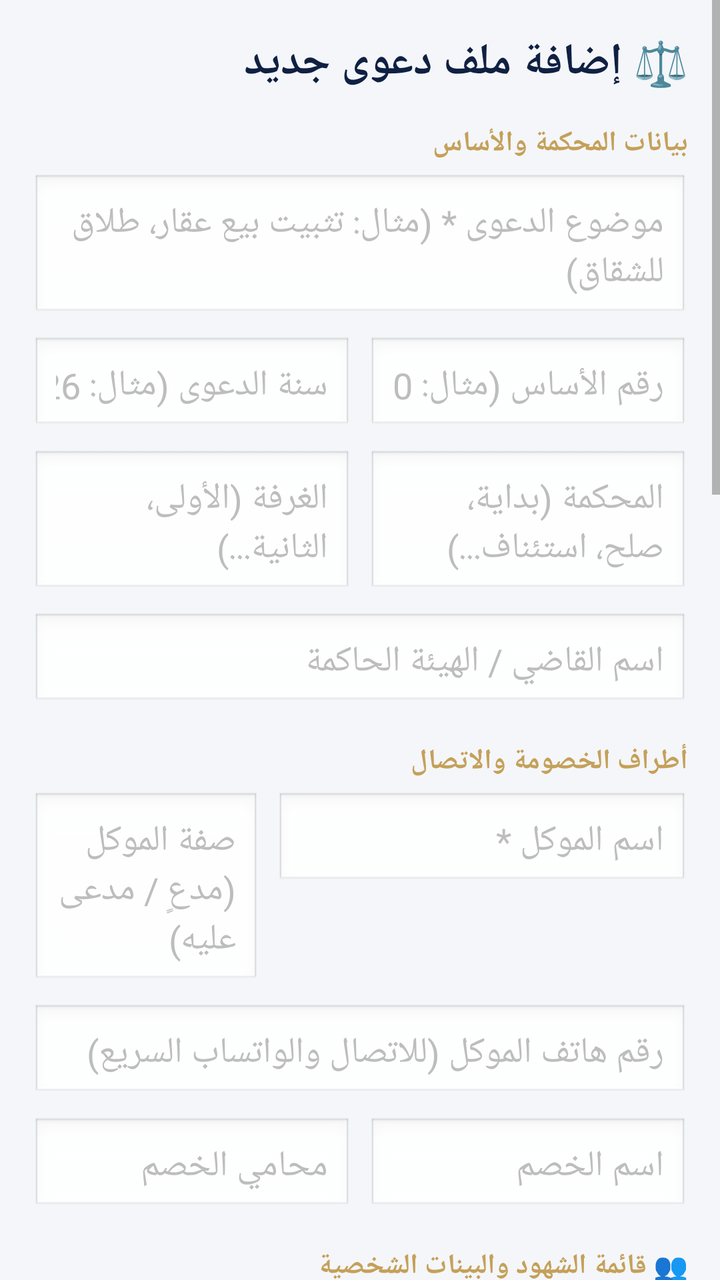
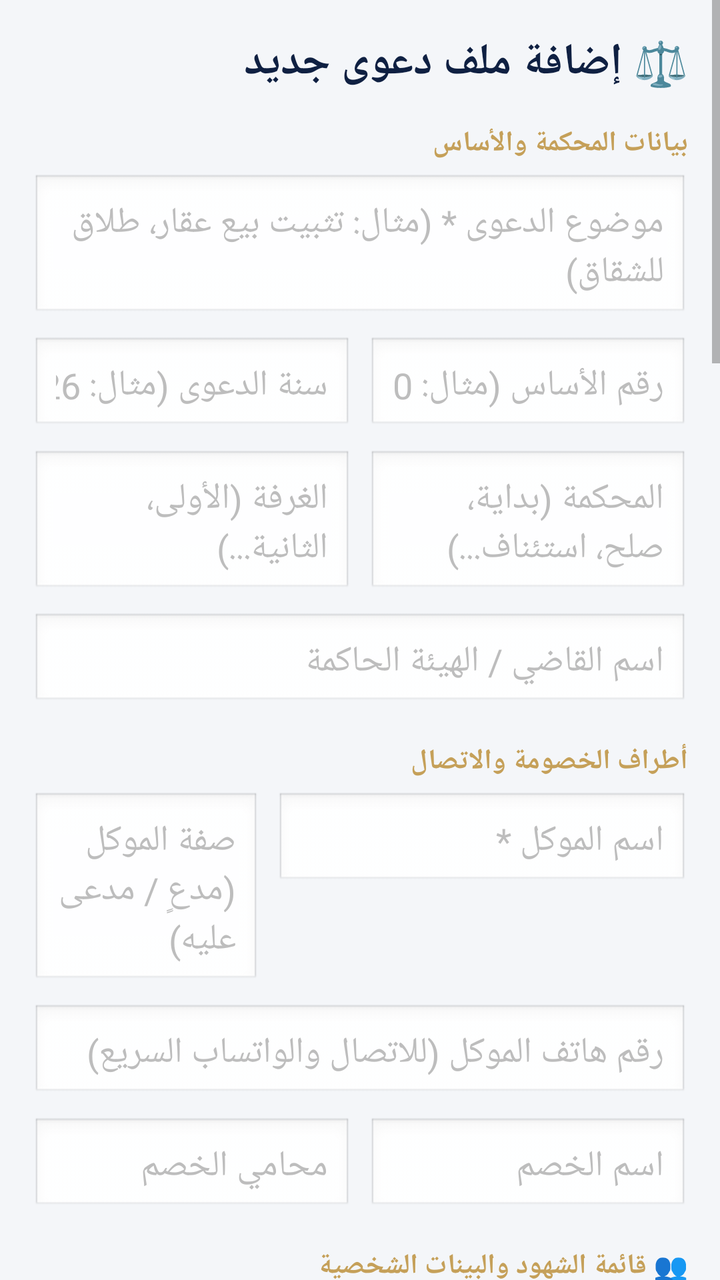

Screens rendered from an Android XML layout before and after an edit, with the pre-edit source and the edit as a unified diff.
<!-- AndroidManifest.xml: application theme Theme.AlMustashar -->
<!-- res/layout/activity_case_edit.xml -->
<?xml version="1.0" encoding="utf-8"?>
<ScrollView xmlns:android="http://schemas.android.com/apk/res/android"
    android:layout_width="match_parent"
    android:layout_height="match_parent"
    android:background="#F4F6F9"
    android:fillViewport="true">

    <LinearLayout
        android:layout_width="match_parent"
        android:layout_height="wrap_content"
        android:orientation="vertical"
        android:padding="16dp">

        <TextView
            android:id="@+id/tvEditTitle"
            android:layout_width="match_parent"
            android:layout_height="wrap_content"
            android:layout_marginBottom="16dp"
            android:text="⚖️ إضافة ملف دعوى جديد"
            android:textColor="#0F2042"
            android:textSize="22sp"
            android:textStyle="bold"
            android:gravity="right" />

        
        <TextView
            android:layout_width="match_parent"
            android:layout_height="wrap_content"
            android:text="بيانات المحكمة والأساس"
            android:textColor="#C5A059"
            android:textStyle="bold"
            android:textSize="14sp"
            android:layout_marginBottom="6dp"
            android:gravity="right"/>

        <EditText
            android:id="@+id/etTitle"
            android:layout_width="match_parent"
            android:layout_height="wrap_content"
            android:hint="موضوع الدعوى * (مثال: تثبيت بيع عقار، طلاق للشقاق)"
            android:padding="12dp"
            android:background="@android:drawable/edit_text"
            android:textColor="#0F2042"
            android:gravity="right" />

        <LinearLayout
            android:layout_width="match_parent"
            android:layout_height="wrap_content"
            android:orientation="horizontal"
            android:layout_marginTop="8dp">

            <EditText
                android:id="@+id/etCaseYear"
                android:layout_width="0dp"
                android:layout_height="wrap_content"
                android:layout_weight="1"
                android:hint="سنة الدعوى (مثال: 2026)"
                android:inputType="number"
                android:padding="12dp"
                android:background="@android:drawable/edit_text"
                android:textColor="#0F2042"
                android:gravity="right"/>

            <EditText
                android:id="@+id/etBasisNumber"
                android:layout_width="0dp"
                android:layout_height="wrap_content"
                android:layout_weight="1"
                android:layout_marginStart="8dp"
                android:hint="رقم الأساس (مثال: 1420)"
                android:inputType="number"
                android:padding="12dp"
                android:background="@android:drawable/edit_text"
                android:textColor="#0F2042"
                android:gravity="right"/>
        </LinearLayout>

        <LinearLayout
            android:layout_width="match_parent"
            android:layout_height="wrap_content"
            android:orientation="horizontal"
            android:layout_marginTop="8dp">

            <EditText
                android:id="@+id/etChamber"
                android:layout_width="0dp"
                android:layout_height="wrap_content"
                android:layout_weight="1"
                android:hint="الغرفة (الأولى، الثانية...)"
                android:padding="12dp"
                android:background="@android:drawable/edit_text"
                android:textColor="#0F2042"
                android:gravity="right"/>

            <EditText
                android:id="@+id/etCourt"
                android:layout_width="0dp"
                android:layout_height="wrap_content"
                android:layout_weight="1"
                android:layout_marginStart="8dp"
                android:hint="المحكمة (بداية، صلح، استئناف...)"
                android:padding="12dp"
                android:background="@android:drawable/edit_text"
                android:textColor="#0F2042"
                android:gravity="right"/>
        </LinearLayout>

        <EditText
            android:id="@+id/etJudgeName"
            android:layout_width="match_parent"
            android:layout_height="wrap_content"
            android:layout_marginTop="8dp"
            android:hint="اسم القاضي / الهيئة الحاكمة"
            android:padding="12dp"
            android:background="@android:drawable/edit_text"
            android:textColor="#0F2042"
            android:gravity="right"/>

        
        <TextView
            android:layout_width="match_parent"
            android:layout_height="wrap_content"
            android:text="أطراف الخصومة والاتصال"
            android:textColor="#C5A059"
            android:textStyle="bold"
            android:textSize="14sp"
            android:layout_marginTop="16dp"
            android:layout_marginBottom="6dp"
            android:gravity="right"/>

        <LinearLayout
            android:layout_width="match_parent"
            android:layout_height="wrap_content"
            android:orientation="horizontal">

            <EditText
                android:id="@+id/etClientRole"
                android:layout_width="0dp"
                android:layout_height="wrap_content"
                android:layout_weight="1"
                android:hint="صفة الموكل (مدعٍ / مدعى عليه)"
                android:padding="12dp"
                android:background="@android:drawable/edit_text"
                android:textColor="#0F2042"
                android:gravity="right"/>

            <EditText
                android:id="@+id/etClient"
                android:layout_width="0dp"
                android:layout_height="wrap_content"
                android:layout_weight="1.8"
                android:layout_marginStart="8dp"
                android:hint="اسم الموكل *"
                android:padding="12dp"
                android:background="@android:drawable/edit_text"
                android:textColor="#0F2042"
                android:gravity="right"/>
        </LinearLayout>

        <EditText
            android:id="@+id/etClientPhone"
            android:layout_width="match_parent"
            android:layout_height="wrap_content"
            android:layout_marginTop="8dp"
            android:hint="رقم هاتف الموكل (للاتصال والواتساب السريع)"
            android:inputType="phone"
            android:padding="12dp"
            android:background="@android:drawable/edit_text"
            android:textColor="#0F2042"
            android:gravity="right"/>

        <LinearLayout
            android:layout_width="match_parent"
            android:layout_height="wrap_content"
            android:orientation="horizontal"
            android:layout_marginTop="8dp">

            <EditText
                android:id="@+id/etOpponentLawyer"
                android:layout_width="0dp"
                android:layout_height="wrap_content"
                android:layout_weight="1"
                android:hint="محامي الخصم"
                android:padding="12dp"
                android:background="@android:drawable/edit_text"
                android:textColor="#0F2042"
                android:gravity="right"/>

            <EditText
                android:id="@+id/etOpponentName"
                android:layout_width="0dp"
                android:layout_height="wrap_content"
                android:layout_weight="1"
                android:layout_marginStart="8dp"
                android:hint="اسم الخصم"
                android:padding="12dp"
                android:background="@android:drawable/edit_text"
                android:textColor="#0F2042"
                android:gravity="right"/>
        </LinearLayout>

        
        <TextView
            android:layout_width="match_parent"
            android:layout_height="wrap_content"
            android:text="👥 قائمة الشهود والبينات الشخصية"
            android:textColor="#C5A059"
            android:textStyle="bold"
            android:textSize="14sp"
            android:layout_marginTop="16dp"
            android:layout_marginBottom="6dp"
            android:gravity="right"/>

        <EditText
            android:id="@+id/etWitnesses"
            android:layout_width="match_parent"
            android:layout_height="wrap_content"
            android:minLines="2"
            android:gravity="top|right"
            android:hint="سجل الشهود: الأسماء، صفتهم (شهود إثبات/نفي)، موضوع الشهادة..."
            android:padding="12dp"
            android:background="@android:drawable/edit_text"
            android:textColor="#0F2042"/>

        
        <TextView
            android:layout_width="match_parent"
            android:layout_height="wrap_content"
            android:text="إدارة الجلسات والمواعيد"
            android:textColor="#C5A059"
            android:textStyle="bold"
            android:textSize="14sp"
            android:layout_marginTop="16dp"
            android:layout_marginBottom="6dp"
            android:gravity="right"/>

        <LinearLayout
            android:layout_width="match_parent"
            android:layout_height="wrap_content"
            android:orientation="horizontal">

            <EditText
                android:id="@+id/etNextSessionDate"
                android:layout_width="0dp"
                android:layout_height="wrap_content"
                android:layout_weight="1"
                android:focusable="false"
                android:clickable="true"
                android:hint="📅 موعد الجلسة القادمة"
                android:padding="12dp"
                android:background="@android:drawable/edit_text"
                android:textColor="#0F2042"
                android:gravity="right"/>

            <EditText
                android:id="@+id/etDate"
                android:layout_width="0dp"
                android:layout_height="wrap_content"
                android:layout_weight="1"
                android:layout_marginStart="8dp"
                android:focusable="false"
                android:clickable="true"
                android:hint="📅 تاريخ افتتاح الدعوى"
                android:padding="12dp"
                android:background="@android:drawable/edit_text"
                android:textColor="#0F2042"
                android:gravity="right"/>
        </LinearLayout>

        <EditText
            android:id="@+id/etLastSessionDecision"
            android:layout_width="match_parent"
            android:layout_height="wrap_content"
            android:layout_marginTop="8dp"
            android:hint="ما تقرر في الجلسة السابقة (القرار التمهيدي)"
            android:padding="12dp"
            android:background="@android:drawable/edit_text"
            android:textColor="#0F2042"
            android:gravity="right"/>

        <EditText
            android:id="@+id/etNextSessionRequired"
            android:layout_width="match_parent"
            android:layout_height="wrap_content"
            android:layout_marginTop="8dp"
            android:hint="المطلوب في الجلسة القادمة (مذكرة، إبراز، استجواب...)"
            android:padding="12dp"
            android:background="@android:drawable/edit_text"
            android:textColor="#0F2042"
            android:gravity="right"/>

        
        <TextView
            android:layout_width="match_parent"
            android:layout_height="wrap_content"
            android:text="وقائع ودفوع الدعوى والقرار"
            android:textColor="#C5A059"
            android:textStyle="bold"
            android:textSize="14sp"
            android:layout_marginTop="16dp"
            android:layout_marginBottom="6dp"
            android:gravity="right"/>

        <EditText
            android:id="@+id/etSummary"
            android:layout_width="match_parent"
            android:layout_height="wrap_content"
            android:minLines="3"
            android:gravity="top|right"
            android:hint="ملخص ووقائع الدعوى والأسانيد القانونية"
            android:padding="12dp"
            android:background="@android:drawable/edit_text"
            android:textColor="#0F2042"/>

        <EditText
            android:id="@+id/etSessions"
            android:layout_width="match_parent"
            android:layout_height="wrap_content"
            android:layout_marginTop="8dp"
            android:minLines="2"
            android:gravity="top|right"
            android:hint="سجل الجلسات السابقة والملاحظات المتراكمة"
            android:padding="12dp"
            android:background="@android:drawable/edit_text"
            android:textColor="#0F2042"/>

        <EditText
            android:id="@+id/etProcedures"
            android:layout_width="match_parent"
            android:layout_height="wrap_content"
            android:layout_marginTop="8dp"
            android:minLines="2"
            android:gravity="top|right"
            android:hint="الإجراءات المتخذة وملاحظات المحامي السرية"
            android:padding="12dp"
            android:background="@android:drawable/edit_text"
            android:textColor="#0F2042"/>

        <EditText
            android:id="@+id/etStatus"
            android:layout_width="match_parent"
            android:layout_height="wrap_content"
            android:layout_marginTop="8dp"
            android:hint="حالة الدعوى (قيد النظر / محكومة / قيد التنفيذ / مشطوبة)"
            android:padding="12dp"
            android:background="@android:drawable/edit_text"
            android:textColor="#0F2042"
            android:gravity="right"/>

        <EditText
            android:id="@+id/etFinalJudgment"
            android:layout_width="match_parent"
            android:layout_height="wrap_content"
            android:layout_marginTop="8dp"
            android:minLines="2"
            android:gravity="top|right"
            android:hint="منطوق القرار النهائي وحيثيات الحكم (إن صدر)"
            android:padding="12dp"
            android:background="@android:drawable/edit_text"
            android:textColor="#0F2042"/>

        
        <TextView
            android:layout_width="match_parent"
            android:layout_height="wrap_content"
            android:text="📎 الوثائق والمرفقات المؤرشفة (صور / PDF / مستندات)"
            android:textColor="#C5A059"
            android:textStyle="bold"
            android:textSize="14sp"
            android:layout_marginTop="16dp"
            android:layout_marginBottom="6dp"
            android:gravity="right"/>

        <Button
            android:id="@+id/btnAddDocument"
            android:layout_width="match_parent"
            android:layout_height="48dp"
            android:text="➕ إضافة مرفق (PDF / صورة / مستند)"
            android:textSize="13sp"
            android:textColor="#FFFFFF"
            android:backgroundTint="#2E7D32" />

        <LinearLayout
            android:id="@+id/layoutDocumentsList"
            android:layout_width="match_parent"
            android:layout_height="wrap_content"
            android:orientation="vertical"
            android:layout_marginTop="8dp" />

        <Button
            android:id="@+id/btnCloudBackup"
            android:layout_width="match_parent"
            android:layout_height="48dp"
            android:layout_marginTop="8dp"
            android:text="☁️ نسخ المرفقات إلى Google Drive (مساحتك الخاصة)"
            android:textSize="12sp"
            android:textColor="#FFFFFF"
            android:backgroundTint="#5E35B1" />

        
        <Button
            android:id="@+id/btnDraftForCase"
            android:layout_width="match_parent"
            android:layout_height="50dp"
            android:layout_marginTop="16dp"
            android:text="✍️ صياغة مذكرة أو استدعاء ذكي لهذه القضية"
            android:textColor="#FFFFFF"
            android:textStyle="bold"
            android:backgroundTint="#1976D2"
            android:visibility="gone" />

        <Button
            android:id="@+id/btnDecisions"
            android:layout_width="match_parent"
            android:layout_height="50dp"
            android:layout_marginTop="8dp"
            android:text="⚖️ قرارات وأحكام الدعوى"
            android:textColor="#FFFFFF"
            android:textStyle="bold"
            android:backgroundTint="#C5A059"
            android:visibility="gone" />

        <Button
            android:id="@+id/btnSave"
            android:layout_width="match_parent"
            android:layout_height="54dp"
            android:layout_marginTop="12dp"
            android:text="حفظ ملف الدعوى"
            android:textSize="16sp"
            android:textStyle="bold"
            android:textColor="#FFFFFF"
            android:backgroundTint="#0F2042" />

        <Button
            android:id="@+id/btnDelete"
            android:layout_width="match_parent"
            android:layout_height="50dp"
            android:layout_marginTop="8dp"
            android:text="حذف الدعوى نهائياً"
            android:textColor="#FFFFFF"
            android:backgroundTint="#D32F2F"
            android:visibility="gone" />

    </LinearLayout>

</ScrollView>
<!-- resources referenced by this layout -->
<resources>
  <style name="Theme.AlMustashar" parent="Theme.MaterialComponents.DayNight.NoActionBar">
          
          <item name="colorPrimary">@color/primary</item>
          <item name="colorPrimaryVariant">@color/primary_dark</item>
          <item name="colorOnPrimary">@color/text_on_primary</item>
  
          
          <item name="colorSecondary">@color/accent</item>
          <item name="colorSecondaryVariant">@color/accent_dark</item>
          <item name="colorOnSecondary">@color/text_primary</item>
  
          
          <item name="android:colorBackground">@color/background</item>
          <item name="colorSurface">@color/surface</item>
          <item name="colorOnSurface">@color/text_primary</item>
  
          
          <item name="colorError">@color/error</item>
          <item name="colorOnError">@color/text_on_primary</item>
  
          
          <item name="android:statusBarColor">@color/primary_dark</item>
          <item name="android:windowLightStatusBar">false</item>
  
          
          <item name="android:navigationBarColor">@color/primary_dark</item>
  
          
          <item name="android:textColorPrimary">@color/text_primary</item>
          <item name="android:textColorSecondary">@color/text_secondary</item>
          <item name="android:textColorHint">@color/text_hint</item>
  
          
          <item name="android:fontFamily">sans-serif</item>
          <item name="fontFamily">sans-serif</item>
      </style>
  <color name="primary">#1A237E</color>
  <color name="primary_dark">#0D1442</color>
  <color name="text_on_primary">#FFFFFF</color>
  <color name="accent">#FFB800</color>
  <color name="accent_dark">#C68A00</color>
  <color name="text_primary">#212121</color>
  <color name="background">#F5F5F5</color>
  <color name="surface">#FFFFFF</color>
  <color name="error">#F44336</color>
  <color name="text_secondary">#757575</color>
  <color name="text_hint">#BDBDBD</color>
</resources>

<!-- the commit's change to res/layout/activity_case_edit.xml (unified diff, before → after) -->
@@ -289,6 +289,23 @@
             android:textColor="#0F2042"
             android:gravity="right"/>
 
+        <Button
+            android:id="@+id/btnAddSession"
+            android:layout_width="match_parent"
+            android:layout_height="48dp"
+            android:layout_marginTop="8dp"
+            android:text="➕ توثيق جلسة (تاريخ + قرار + القادم)"
+            android:textSize="13sp"
+            android:textColor="#FFFFFF"
+            android:backgroundTint="#0F2042" />
+
+        <LinearLayout
+            android:id="@+id/layoutSessionsLogList"
+            android:layout_width="match_parent"
+            android:layout_height="wrap_content"
+            android:orientation="vertical"
+            android:layout_marginTop="8dp" />
+
         
         <TextView
             android:layout_width="match_parent"
@@ -358,6 +375,121 @@
             android:padding="12dp"
             android:background="@android:drawable/edit_text"
             android:textColor="#0F2042"/>
+
+        <TextView
+            android:layout_width="match_parent"
+            android:layout_height="wrap_content"
+            android:text="⚖️ مواعيد الطعن (تنبيه قبل 3 أيام ويوم المهلة)"
+            android:textColor="#C5A059"
+            android:textStyle="bold"
+            android:textSize="14sp"
+            android:layout_marginTop="16dp"
+            android:layout_marginBottom="6dp"
+            android:gravity="right"/>
+
+        <EditText
+            android:id="@+id/etAppealType"
+            android:layout_width="match_parent"
+            android:layout_height="wrap_content"
+            android:layout_marginTop="8dp"
+            android:hint="نوع الطعن (استئناف / نقض / اعتراض / إعادة محاكمة)"
+            android:padding="12dp"
+            android:background="@android:drawable/edit_text"
+            android:textColor="#0F2042"
+            android:gravity="right"/>
+
+        <EditText
+            android:id="@+id/etAppealJudgmentDate"
+            android:layout_width="match_parent"
+            android:layout_height="wrap_content"
+            android:layout_marginTop="8dp"
+            android:hint="تاريخ صدور الحكم المطعون فيه"
+            android:focusable="false"
+            android:clickable="true"
+            android:padding="12dp"
+            android:background="@android:drawable/edit_text"
+            android:textColor="#0F2042"
+            android:gravity="right"/>
+
+        <EditText
+            android:id="@+id/etAppealDeadline"
+            android:layout_width="match_parent"
+            android:layout_height="wrap_content"
+            android:layout_marginTop="8dp"
+            android:hint="آخر مهلة للطعن (يُضبط التنبيه عليها)"
+            android:focusable="false"
+            android:clickable="true"
+            android:padding="12dp"
+            android:background="@android:drawable/edit_text"
+            android:textColor="#0F2042"
+            android:gravity="right"/>
+
+        <TextView
+            android:layout_width="match_parent"
+            android:layout_height="wrap_content"
+            android:text="💰 المتابعة المالية (ليرة سورية)"
+            android:textColor="#C5A059"
+            android:textStyle="bold"
+            android:textSize="14sp"
+            android:layout_marginTop="16dp"
+            android:layout_marginBottom="6dp"
+            android:gravity="right"/>
+
+        <EditText
+            android:id="@+id/etFeesAgreed"
+            android:layout_width="match_parent"
+            android:layout_height="wrap_content"
+            android:layout_marginTop="8dp"
+            android:hint="الأتعاب المتفق عليها"
+            android:inputType="numberDecimal"
+            android:padding="12dp"
+            android:background="@android:drawable/edit_text"
+            android:textColor="#0F2042"
+            android:gravity="right"/>
+
+        <EditText
+            android:id="@+id/etFeesPaid"
+            android:layout_width="match_parent"
+            android:layout_height="wrap_content"
+            android:layout_marginTop="8dp"
+            android:hint="المدفوع من الأتعاب"
+            android:inputType="numberDecimal"
+            android:padding="12dp"
+            android:background="@android:drawable/edit_text"
+            android:textColor="#0F2042"
+            android:gravity="right"/>
+
+        <EditText
+            android:id="@+id/etFeesExpenses"
+            android:layout_width="match_parent"
+            android:layout_height="wrap_content"
+            android:layout_marginTop="8dp"
+            android:hint="مصاريف الدعوى (رسوم، انتقال...)"
+            android:inputType="numberDecimal"
+            android:padding="12dp"
+            android:background="@android:drawable/edit_text"
+            android:textColor="#0F2042"
+            android:gravity="right"/>
+
+        <TextView
+            android:id="@+id/tvFinanceRemaining"
+            android:layout_width="match_parent"
+            android:layout_height="wrap_content"
+            android:layout_marginTop="6dp"
+            android:text="المتبقي: -"
+            android:textColor="#0F2042"
+            android:textSize="13sp"
+            android:gravity="right"/>
+
+        <Button
+            android:id="@+id/btnPrintCase"
+            android:layout_width="match_parent"
+            android:layout_height="50dp"
+            android:layout_marginTop="16dp"
+            android:text="🖨️ طباعة / تصدير ملف الدعوى PDF"
+            android:textColor="#FFFFFF"
+            android:textStyle="bold"
+            android:backgroundTint="#455A64" />
 
         
         <TextView
